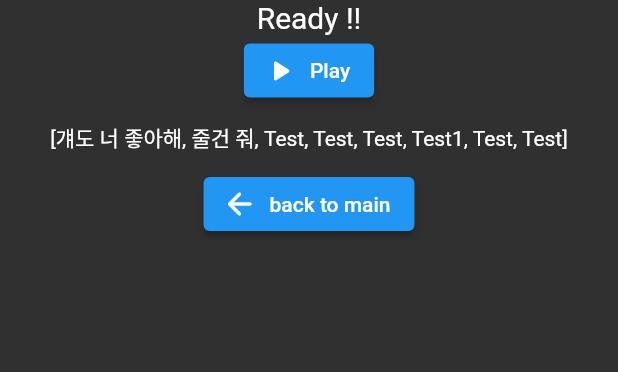
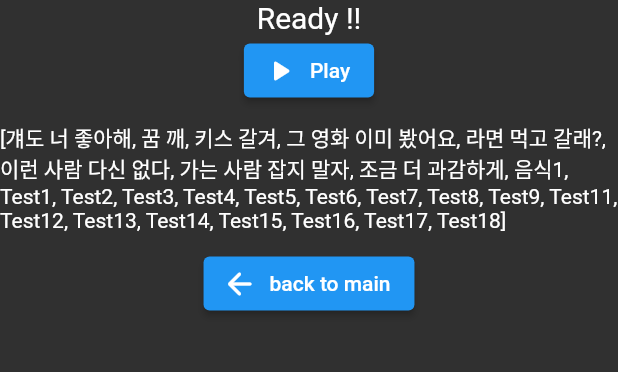
Before and after one commit to ingrid410520/MagicConch, a Flutter app: the screen it shows after launch, after a tap on "아무말 대잔치", on a phone screen of 412 x 824 dp, the part 474-846 px from its top. Run offline on Flutter 3.47's test engine with Material 2 defaults, Android fonts, the phone set to English and light mode, and no system bars; our stand-ins replace get.

Commit message:
아무말대잔치
랜덤목록 정리 완료.

```diff
--- a/lib/Data/BaseAnswer.dart
+++ b/lib/Data/BaseAnswer.dart
@@ -208,9 +208,9 @@ Map mapBaseAnswer = {
     ]
   },
   "음식": {
-    "bShow": false,
+    "bShow": true,
     "Answer": [
-      [ true, "Test", ],
+      [ true, "음식1", ],
     ]
   },
   "선택": {
@@ -226,7 +226,7 @@ Map mapBaseAnswer = {
     ]
   },
   "날짜": {
-    "bShow": false,
+    "bShow": true,
     "Answer": [
       [ true, "Test1", ],
       [ true, "Test2", ],
--- a/lib/Data/DataManager.dart
+++ b/lib/Data/DataManager.dart
@@ -32,15 +32,24 @@ class DataManager {
     if (!vMap.isEmpty) {
       //result = List.empty(growable: true);
       for (var value in vMap.values) {
-        if (value['bShow'] == true) {
+        if (value['bShow'].toString() == "true") {
           print("OK");
-        }
+          List vData = value['Answer'];
+          Test3 += vData.toString();
 
-        var vData = value['Answer'];
-        Test3 += vData.toString();
-        if (vData[0][0].toString() == "true") {
-          Test4 += vData[0][1].toString();
-          result.add(vData[0][1]);
+          // vData.forEach((element) {
+          //   if (element[0].toString() == "true") {
+          //     Test4 += element[0].toString();
+          //     result.add(element[1]);
+          //   }
+          // });
+
+          for (var vSlot in vData) {
+            if (vSlot[0].toString() == "true") {
+              Test4 += vSlot[0].toString();
+              result.add(vSlot[1]);
+            }
+          }
         }
       }
     }
```
Also changed, not shown: pubspec.lock.
